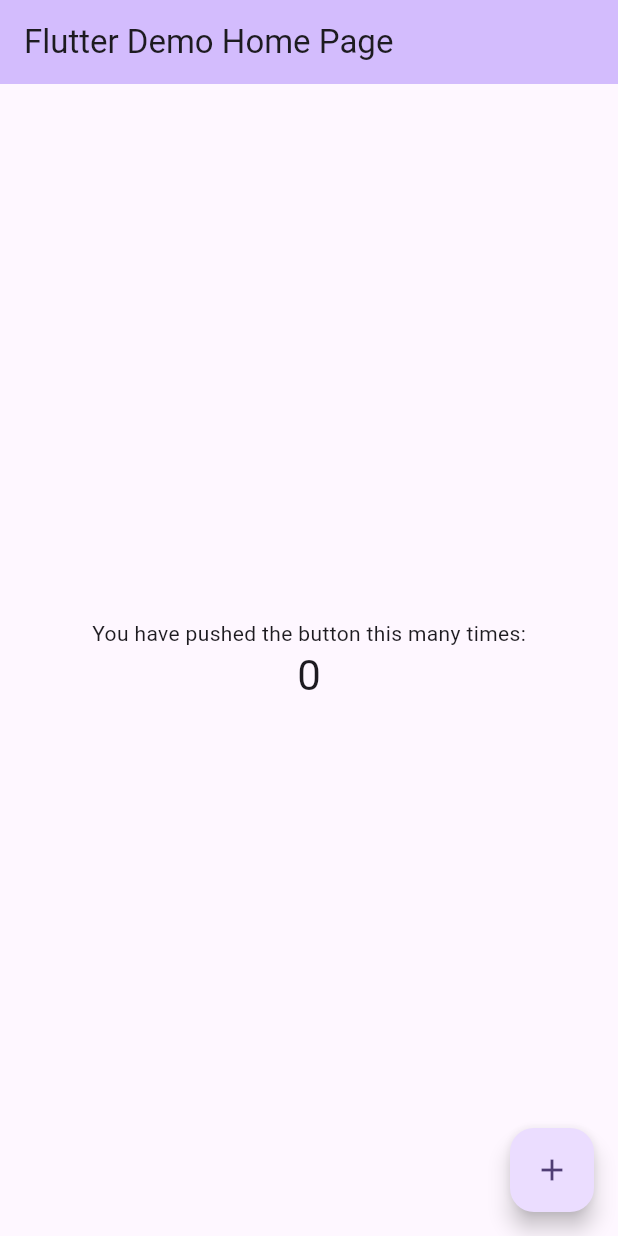
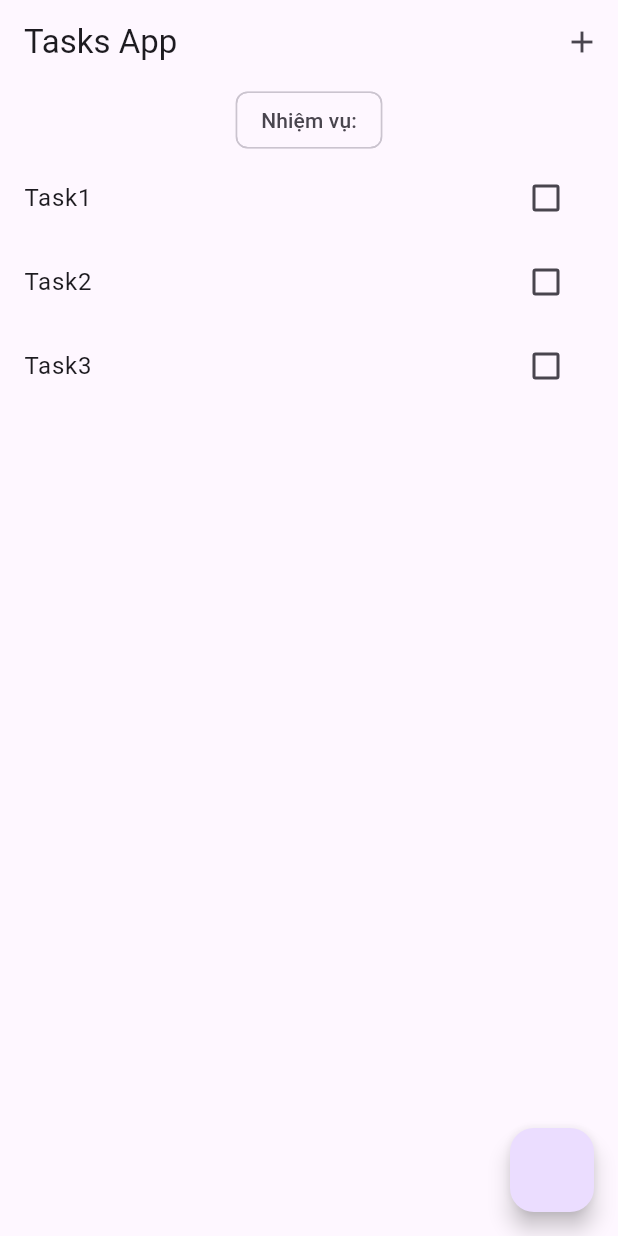
Before and after one commit to rubysky17/finance_app, a Flutter app: the screen it shows after launch, on a phone screen of 412 x 824 dp. Run offline on Flutter 3.47's test engine with Material 3 defaults, Android fonts, the phone set to English and light mode, and no system bars; our stand-ins replace equatable.

Commit message:
feat: new feature learn on flutter

```diff
--- a/client/lib/main.dart
+++ b/client/lib/main.dart
@@ -1,3 +1,4 @@
+import 'package:client/screens/tasks_screen.dart';
 import 'package:flutter/material.dart';
 
 void main() {
@@ -31,95 +32,7 @@ class MyApp extends StatelessWidget {
         colorScheme: ColorScheme.fromSeed(seedColor: Colors.deepPurple),
         useMaterial3: true,
       ),
-      home: const MyHomePage(title: 'Flutter Demo Home Page'),
+      home: TasksScreen(),
     );
   }
 }
-
-class MyHomePage extends StatefulWidget {
-  const MyHomePage({super.key, required this.title});
-
-  // This widget is the home page of your application. It is stateful, meaning
-  // that it has a State object (defined below) that contains fields that affect
-  // how it looks.
-
-  // This class is the configuration for the state. It holds the values (in this
-  // case the title) provided by the parent (in this case the App widget) and
-  // used by the build method of the State. Fields in a Widget subclass are
-  // always marked "final".
-
-  final String title;
-
-  @override
-  State<MyHomePage> createState() => _MyHomePageState();
-}
-
-class _MyHomePageState extends State<MyHomePage> {
-  int _counter = 0;
-
-  void _incrementCounter() {
-    setState(() {
-      // This call to setState tells the Flutter framework that something has
-      // changed in this State, which causes it to rerun the build method below
-      // so that the display can reflect the updated values. If we changed
-      // _counter without calling setState(), then the build method would not be
-      // called again, and so nothing would appear to happen.
-      _counter++;
-    });
-  }
-
-  @override
-  Widget build(BuildContext context) {
-    // This method is rerun every time setState is called, for instance as done
-    // by the _incrementCounter method above.
-    //
-    // The Flutter framework has been optimized to make rerunning build methods
-    // fast, so that you can just rebuild anything that needs updating rather
-    // than having to individually change instances of widgets.
-    return Scaffold(
-      appBar: AppBar(
-        // TRY THIS: Try changing the color here to a specific color (to
-        // Colors.amber, perhaps?) and trigger a hot reload to see the AppBar
-        // change color while the other colors stay the same.
-        backgroundColor: Theme.of(context).colorScheme.inversePrimary,
-        // Here we take the value from the MyHomePage object that was created by
-        // the App.build method, and use it to set our appbar title.
-        title: Text(widget.title),
-      ),
-      body: Center(
-        // Center is a layout widget. It takes a single child and positions it
-        // in the middle of the parent.
-        child: Column(
-          // Column is also a layout widget. It takes a list of children and
-          // arranges them vertically. By default, it sizes itself to fit its
-          // children horizontally, and tries to be as tall as its parent.
-          //
-          // Column has various properties to control how it sizes itself and
-          // how it positions its children. Here we use mainAxisAlignment to
-          // center the children vertically; the main axis here is the vertical
-          // axis because Columns are vertical (the cross axis would be
-          // horizontal).
-          //
-          // TRY THIS: Invoke "debug painting" (choose the "Toggle Debug Paint"
-          // action in the IDE, or press "p" in the console), to see the
-          // wireframe for each widget.
-          mainAxisAlignment: MainAxisAlignment.center,
-          children: <Widget>[
-            const Text(
-              'You have pushed the button this many times:',
-            ),
-            Text(
-              '$_counter',
-              style: Theme.of(context).textTheme.headlineMedium,
-            ),
-          ],
-        ),
-      ),
-      floatingActionButton: FloatingActionButton(
-        onPressed: _incrementCounter,
-        tooltip: 'Increment',
-        child: const Icon(Icons.add),
-      ), // This trailing comma makes auto-formatting nicer for build methods.
-    );
-  }
-}
--- /dev/null
+++ b/client/lib/models/tasks.dart
@@ -0,0 +1,47 @@
+import 'package:equatable/equatable.dart';
+
+class Task extends Equatable {
+  final String title;
+  bool? isDone;
+  bool? isDeleted;
+
+  Task({
+    required this.title,
+    this.isDone,
+    this.isDeleted,
+  }) {
+    isDone = isDone ?? false;
+    isDeleted = isDeleted ?? false;
+  }
+
+  Task copyWith({
+    String? title,
+    bool? isDone,
+    bool? isDeleted,
+  }) {
+    return Task(
+      title: title ?? this.title,
+      isDone: isDone ?? this.isDone,
+      isDeleted: isDeleted ?? this.isDeleted,
+    );
+  }
+
+  Map<String, dynamic> toMap() {
+    return <String, dynamic>{
+      'title': title,
+      'isDone': isDone,
+      'isDeleted': isDeleted,
+    };
+  }
+
+  factory Task.fromMap(Map<String, dynamic> map) {
+    return Task(
+      title: map['title'] as String,
+      isDone: map['isDone'] != null ? map['isDone'] as bool : null,
+      isDeleted: map['isDeleted'] != null ? map['isDeleted'] as bool : null,
+    );
+  }
+
+  @override
+  List<Object?> get props => [title, isDone, isDeleted];
+}
--- /dev/null
+++ b/client/lib/screens/tasks_screen.dart
@@ -0,0 +1,59 @@
+import 'package:flutter/material.dart';
+
+import '../models/tasks.dart';
+
+class TasksScreen extends StatelessWidget {
+  TasksScreen({Key? key}) : super(key: key);
+
+  List<Task> tasksList = [
+    Task(title: 'Task1'),
+    Task(title: 'Task2'),
+    Task(title: 'Task3'),
+  ];
+
+  @override
+  Widget build(BuildContext context) {
+    return Scaffold(
+      appBar: AppBar(
+        title: const Text("Tasks App"),
+        actions: [
+          IconButton(
+            onPressed: () {},
+            icon: const Icon(Icons.add),
+          ),
+        ],
+      ),
+      body: Column(
+        crossAxisAlignment: CrossAxisAlignment.center,
+        children: [
+          const Center(
+            child: Chip(
+              label: Text("Nhiệm vụ:"),
+            ),
+          ),
+          Expanded(
+            child: ListView.builder(
+              itemCount: tasksList.length,
+              itemBuilder: (context, index) {
+                var task = tasksList[index];
+
+                return ListTile(
+                  title: Text(task.title),
+                  trailing: Checkbox(
+                    value: task.isDone,
+                    onChanged: (value) {},
+                  ),
+                );
+              },
+            ),
+          ),
+        ],
+      ),
+      floatingActionButton: FloatingActionButton(
+        onPressed: () {},
+        tooltip: "Thêm",
+        // child: const Icon(Icon add)
+      ),
+    );
+  }
+}
```
Also changed, not shown: client/pubspec.yaml (+5 -12 lines), client/pubspec.lock.
